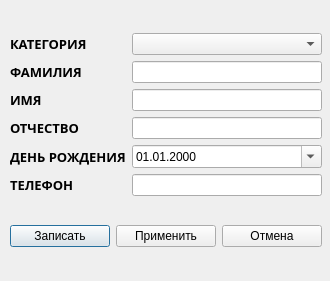
yrasik1986/Likator, file LikatorJurnal/addmaster.ui: the form before one commit.
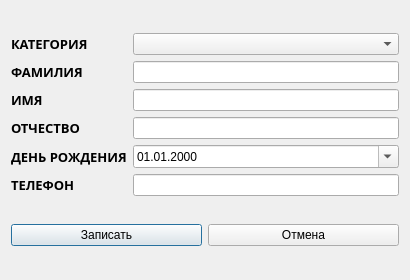
The form after the commit. Custom widgets are drawn as their Qt base class.

```diff
--- a/LikatorJurnal/addmaster.ui
+++ b/LikatorJurnal/addmaster.ui
@@ -6,22 +6,27 @@
    <rect>
     <x>0</x>
     <y>0</y>
-    <width>330</width>
-    <height>281</height>
+    <width>410</width>
+    <height>280</height>
    </rect>
   </property>
+  <property name="minimumSize">
+   <size>
+    <width>410</width>
+    <height>280</height>
+   </size>
+  </property>
+  <property name="maximumSize">
+   <size>
+    <width>800</width>
+    <height>600</height>
+   </size>
+  </property>
   <property name="windowTitle">
    <string>Dialog</string>
   </property>
-  <widget class="QWidget" name="verticalLayoutWidget">
-   <property name="geometry">
-    <rect>
-     <x>10</x>
-     <y>10</y>
-     <width>312</width>
-     <height>261</height>
-    </rect>
-   </property>
+  <layout class="QHBoxLayout" name="horizontalLayout_2">
+   <item>
    <layout class="QVBoxLayout" name="verticalLayout">
     <item>
      <layout class="QGridLayout" name="gridLayout">
@@ -190,13 +195,6 @@
         </property>
        </widget>
       </item>
-      <item>
-       <widget class="QPushButton" name="UpdateButton">
-        <property name="text">
-         <string>Применить</string>
-        </property>
-       </widget>
-      </item>
       <item>
        <widget class="QPushButton" name="CanselButton">
         <property name="text">
@@ -207,7 +205,8 @@
      </layout>
     </item>
    </layout>
-  </widget>
+   </item>
+  </layout>
  </widget>
  <customwidgets>
   <customwidget>
```
Lines whose indentation alone changed are shown as unchanged.
